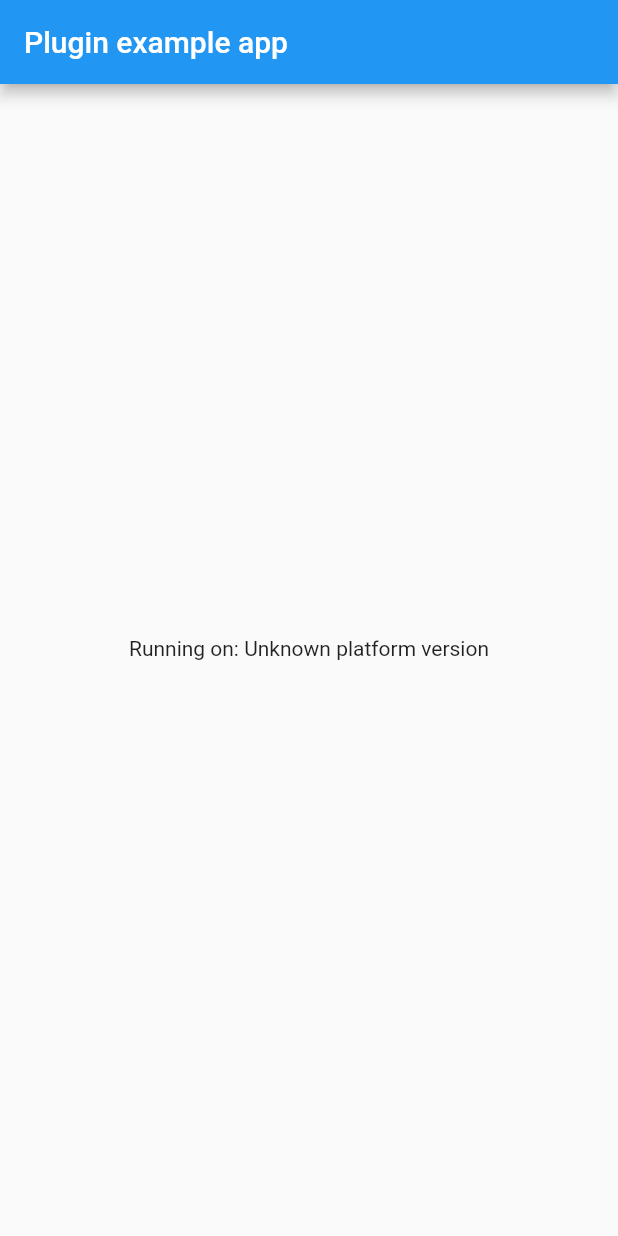
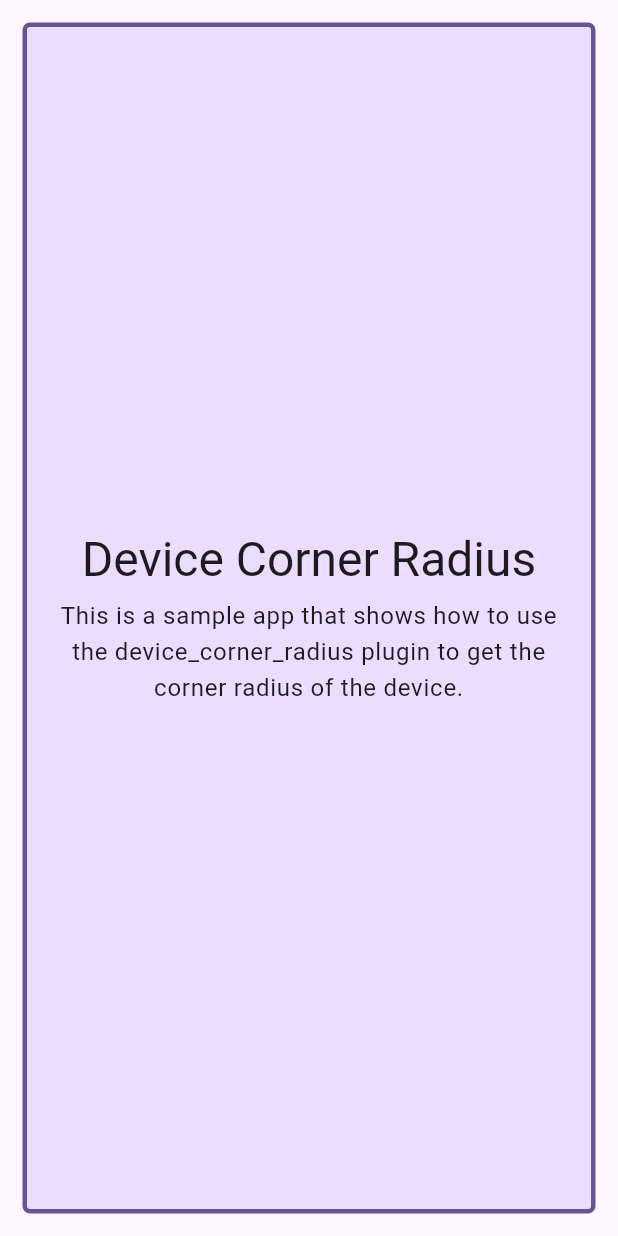
Before and after one commit to rehmatsg/device_corner_radius, a Flutter app: the screen it shows after launch, on a phone screen of 412 x 824 dp. Run offline on Flutter 3.47's test engine with Material 2 defaults, Android fonts, the phone set to English and light mode, and no system bars; our stand-ins replace plugin_platform_interface.

Commit message:
Added Functionality

```diff
--- a/example/lib/main.dart
+++ b/example/lib/main.dart
@@ -1,63 +1,95 @@
 import 'package:flutter/material.dart';
-import 'dart:async';
-
 import 'package:flutter/services.dart';
 import 'package:device_corner_radius/device_corner_radius.dart';
 
 void main() {
-  runApp(const MyApp());
+  runApp(const App());
 }
 
-class MyApp extends StatefulWidget {
-  const MyApp({super.key});
+class App extends StatelessWidget {
+
+  const App({super.key});
 
   @override
-  State<MyApp> createState() => _MyAppState();
+  Widget build(BuildContext context) {
+    return MaterialApp(
+      theme: ThemeData(
+        useMaterial3: true,
+        colorScheme: ColorScheme.fromSeed(
+          brightness: Brightness.light,
+          seedColor: Colors.deepPurple,
+        )
+      ),
+      home: const HomeScreen(),
+    );
+  }
 }
 
-class _MyAppState extends State<MyApp> {
-  String _platformVersion = 'Unknown';
-  final _deviceCornerRadiusPlugin = DeviceCornerRadius();
+class HomeScreen extends StatefulWidget {
+
+  const HomeScreen({super.key});
+
+  @override
+  State<HomeScreen> createState() => _HomeScreenState();
+}
+
+class _HomeScreenState extends State<HomeScreen> {
+
+  BorderRadius radius = BorderRadius.circular(20);
+
+  double padding = 20;
 
   @override
   void initState() {
     super.initState();
-    initPlatformState();
-  }
-
-  // Platform messages are asynchronous, so we initialize in an async method.
-  Future<void> initPlatformState() async {
-    String platformVersion;
-    // Platform messages may fail, so we use a try/catch PlatformException.
-    // We also handle the message potentially returning null.
-    try {
-      platformVersion =
-          await _deviceCornerRadiusPlugin.getPlatformVersion() ?? 'Unknown platform version';
-    } on PlatformException {
-      platformVersion = 'Failed to get platform version.';
-    }
-
-    // If the widget was removed from the tree while the asynchronous platform
-    // message was in flight, we want to discard the reply rather than calling
-    // setState to update our non-existent appearance.
-    if (!mounted) return;
-
-    setState(() {
-      _platformVersion = platformVersion;
-    });
+    getBorderRadius();
   }
 
   @override
   Widget build(BuildContext context) {
-    return MaterialApp(
-      home: Scaffold(
-        appBar: AppBar(
-          title: const Text('Plugin example app'),
+    return Scaffold(
+      body: Container(
+        margin: const EdgeInsets.all(15),
+        padding: const EdgeInsets.all(15),
+        decoration: BoxDecoration(
+          color: Theme.of(context).colorScheme.primaryContainer,
+          borderRadius: radius - BorderRadius.circular(15),
+          border: Border.all(
+            color: Theme.of(context).colorScheme.primary,
+            width: 3,
+          ),
         ),
-        body: Center(
-          child: Text('Running on: $_platformVersion\n'),
+        child: Center(
+          child: Column(
+            mainAxisAlignment: MainAxisAlignment.center,
+            children: [
+              Text(
+                'Device Corner Radius',
+                style: Theme.of(context).textTheme.headlineLarge,
+                textAlign: TextAlign.center,
+              ),
+              const SizedBox(height: 6),
+              Text(
+                'This is a sample app that shows how to use the device_corner_radius plugin to get the corner radius of the device.',
+                style: Theme.of(context).textTheme.bodyLarge,
+                textAlign: TextAlign.center,
+              ),
+            ],
+          ),
         ),
       ),
     );
   }
+
+  void getBorderRadius() async {
+    try {
+      final result = await DeviceCornerRadius.getCornerRadius();
+      setState(() {
+        radius = result;
+      });
+    } on PlatformException catch (_) {
+      // Failed to get radius
+    }
+  }
+
 }
--- a/example/pubspec.yaml
+++ b/example/pubspec.yaml
@@ -28,6 +28,7 @@ dependencies:
   # The following adds the Cupertino Icons font to your application.
   # Use with the CupertinoIcons class for iOS style icons.
   cupertino_icons: ^1.0.2
+  figma_squircle: ^0.5.3
 
 dev_dependencies:
   flutter_test:
--- a/lib/device_corner_radius.dart
+++ b/lib/device_corner_radius.dart
@@ -1,8 +1,15 @@
+
+import 'package:flutter/rendering.dart';
 
 import 'device_corner_radius_platform_interface.dart';
 
 class DeviceCornerRadius {
-  Future<String?> getPlatformVersion() {
-    return DeviceCornerRadiusPlatform.instance.getPlatformVersion();
+
+  /// Returns the corner radius of the device.
+  /// Throws [Exception] if the there's an error
+  /// Returns [BorderRadius.zero] if the device doesn't have a corner radius or if the device is not supported.
+  static Future<BorderRadius> getCornerRadius() {
+    return DeviceCornerRadiusPlatform.instance.getCornerRadius();
   }
+
 }
--- a/lib/device_corner_radius_method_channel.dart
+++ b/lib/device_corner_radius_method_channel.dart
@@ -1,4 +1,4 @@
-import 'package:flutter/foundation.dart';
+import 'package:flutter/cupertino.dart';
 import 'package:flutter/services.dart';
 
 import 'device_corner_radius_platform_interface.dart';
@@ -10,8 +10,19 @@ class MethodChannelDeviceCornerRadius extends DeviceCornerRadiusPlatform {
   final methodChannel = const MethodChannel('device_corner_radius');
 
   @override
-  Future<String?> getPlatformVersion() async {
-    final version = await methodChannel.invokeMethod<String>('getPlatformVersion');
-    return version;
+  Future<BorderRadius> getCornerRadius() async {
+    final radii = await methodChannel.invokeMethod('getCornerRadius');
+    try {
+      radii as Map;
+      return BorderRadius.only(
+        topLeft: Radius.circular(radii['topLeft'] as double),
+        topRight: Radius.circular(radii['topRight'] as double),
+        bottomLeft: Radius.circular(radii['bottomLeft'] as double),
+        bottomRight: Radius.circular(radii['bottomRight'] as double),
+      );
+    } catch (e) {
+      throw Exception('Failed to parse radii ');
+    }
   }
+
 }
--- a/lib/device_corner_radius_platform_interface.dart
+++ b/lib/device_corner_radius_platform_interface.dart
@@ -1,3 +1,4 @@
+import 'package:flutter/rendering.dart';
 import 'package:plugin_platform_interface/plugin_platform_interface.dart';
 
 import 'device_corner_radius_method_channel.dart';
@@ -23,7 +24,7 @@ abstract class DeviceCornerRadiusPlatform extends PlatformInterface {
     _instance = instance;
   }
 
-  Future<String?> getPlatformVersion() {
+  Future<BorderRadius> getCornerRadius() {
     throw UnimplementedError('platformVersion() has not been implemented.');
   }
 }
```
Also changed, not shown: pubspec.yaml (+5 -2 lines), example/pubspec.lock, 40 other files.
